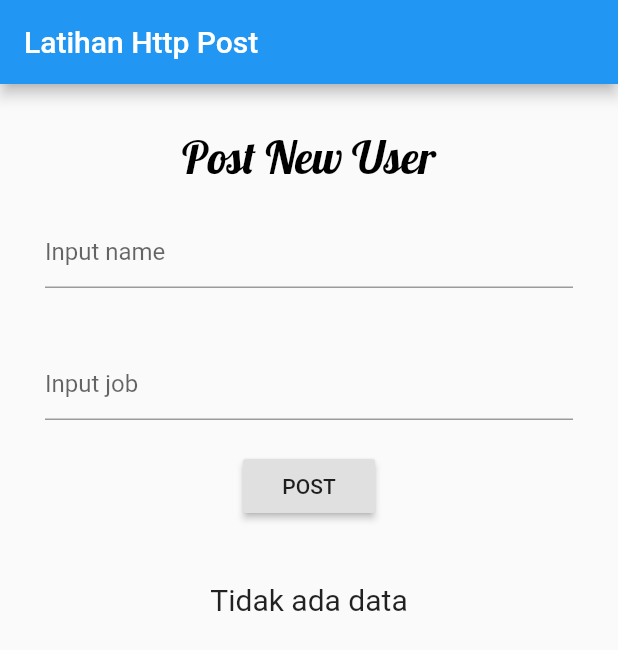
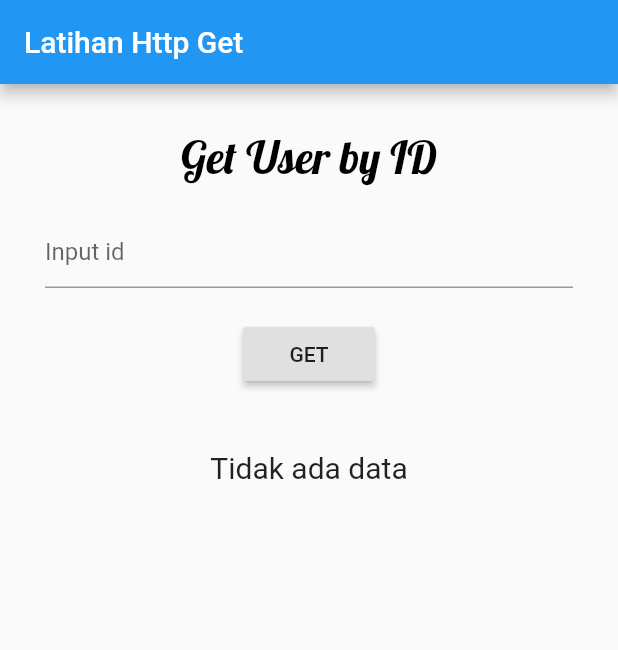
Before and after one commit to akbariyansyah/latihan-flutter, a Flutter app: the screen it shows after launch, on a phone screen of 412 x 824 dp. Shown: the top 650 px of the screen. Run offline on Flutter 3.47's test engine with Material 2 defaults, Android fonts, the phone set to English and light mode, and no system bars.

Commit message:
-Initial Commit -Complete the code

```diff
--- a/lib/main.dart
+++ b/lib/main.dart
@@ -1,7 +1,6 @@
 import 'package:flutter/cupertino.dart';
 import 'package:flutter/material.dart';
-import 'package:hexcolor/hexcolor.dart';
-import 'package:myapp/post_result_model.dart';
+import 'package:myapp/user_model.dart';
 
 void main() {
   runApp(MyApp());
@@ -22,14 +21,13 @@ class MainPage extends StatefulWidget {
 }
 
 class _MainPageState extends State<MainPage> {
-  TextEditingController nameController = TextEditingController();
-  TextEditingController jobController = TextEditingController();
-  PostResult postResult = null;
+  TextEditingController idController = TextEditingController();
+  User user = null;
   @override
   Widget build(BuildContext context) {
     return Scaffold(
         appBar: AppBar(
-          title: Text("Latihan Http Post"),
+          title: Text("Latihan Http Get"),
         ),
         body: Container(
           margin: EdgeInsets.fromLTRB(10, 30, 10, 0),
@@ -39,7 +37,7 @@ class _MainPageState extends State<MainPage> {
               children: [
                 Container(
                   child: Text(
-                    "Post New User",
+                    "Get User by ID",
                     style: TextStyle(
                         fontSize: 30,
                         fontFamily: "Lobster",
@@ -50,23 +48,15 @@ class _MainPageState extends State<MainPage> {
                 Container(
                   margin: EdgeInsets.all(20),
                   child: TextField(
-                    decoration: InputDecoration(hintText: "Input name"),
-                    controller: nameController,
-                  ),
-                ),
-                Container(
-                  margin: EdgeInsets.all(20),
-                  child: TextField(
-                    decoration: InputDecoration(hintText: "Input job"),
-                    controller: jobController,
+                    decoration: InputDecoration(hintText: "Input id"),
+                    controller: idController,
                   ),
                 ),
                 RaisedButton(
-                  child: Text("POST"),
+                  child: Text("GET"),
                   onPressed: () {
-                    PostResult.PostReq(nameController.text, jobController.text)
-                        .then((res) {
-                      postResult = res;
+                    User.GetUser(idController.text).then((res) {
+                      user = res;
                       setState(() {});
                     });
                   },
@@ -74,14 +64,10 @@ class _MainPageState extends State<MainPage> {
                 Container(
                   margin: EdgeInsets.fromLTRB(0, 40, 0, 0),
                   child: Text(
-                    (postResult != null)
-                        ? "id : " + postResult.id +
+                    (user != null)
+                        ? "id : " + user.id +
                             "\n" +
-                           "name : " + postResult.name +
-                            "\n" +
-                          "job : " +  postResult.job +
-                            "\n" +
-                           "created at : " + postResult.created
+                           "name : " + user.name
                         : "Tidak ada data",
                     style: TextStyle(
                       fontSize: 20,
```
